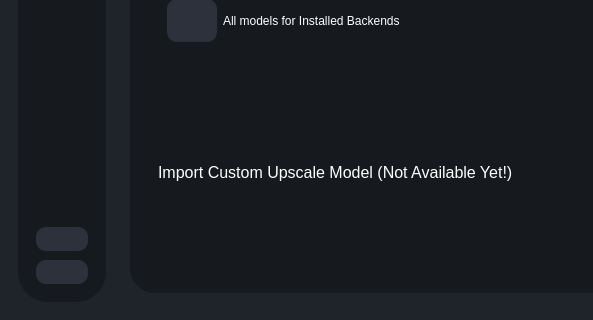
Old version of the form testRVEInterface.ui in the repository TNTwise/Rife-ESRGAN-App-Linux-QT; both pictures show x 0 to 593 and y 502 to 822 of the 893 by 822 pixel window.
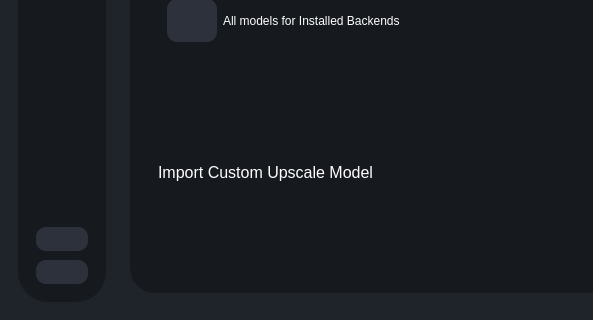
New version of the form. The open tabs and pages were chosen to show the change. Icons and pictures are not drawn.

The edit to the form file:
```diff
--- a/testRVEInterface.ui
+++ b/testRVEInterface.ui
@@ -2639,7 +2639,7 @@
                     </font>
                    </property>
                    <property name="text">
-                    <string>Import Custom Upscale Model (Not Available Yet!)</string>
+                    <string>Import Custom Upscale Model</string>
                    </property>
                   </widget>
                  </item>
```
